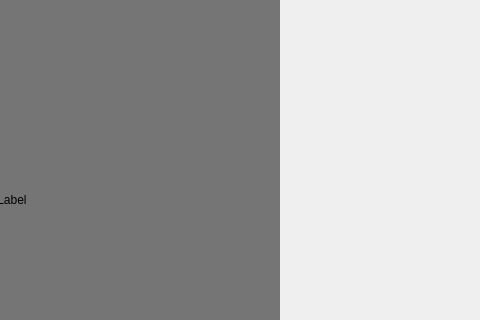
First picture: the form in Foorge/mainwindow.ui, repository NCChacki/CS3505-Software2-SpriteEditor, before the edit; both pictures show x 320 to 800 and y 0 to 320 of the 800 by 600 pixel window.
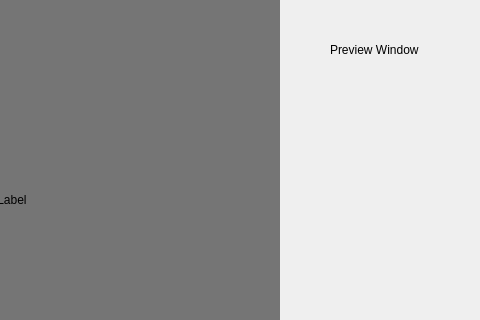
Second picture: the form after the edit. Custom widgets are drawn as their Qt base class.

Commit message: Added cute little preview window

```diff
--- a/Foorge/mainwindow.ui
+++ b/Foorge/mainwindow.ui
@@ -200,6 +200,19 @@
      <string>Create Project</string>
     </property>
    </widget>
+   <widget class="QLabel" name="previewLabel">
+    <property name="geometry">
+     <rect>
+      <x>650</x>
+      <y>0</y>
+      <width>100</width>
+      <height>100</height>
+     </rect>
+    </property>
+    <property name="text">
+     <string>Preview Window</string>
+    </property>
+   </widget>
   </widget>
   <widget class="QMenuBar" name="menubar">
    <property name="geometry">
```
The commit also changes 15 other files.
